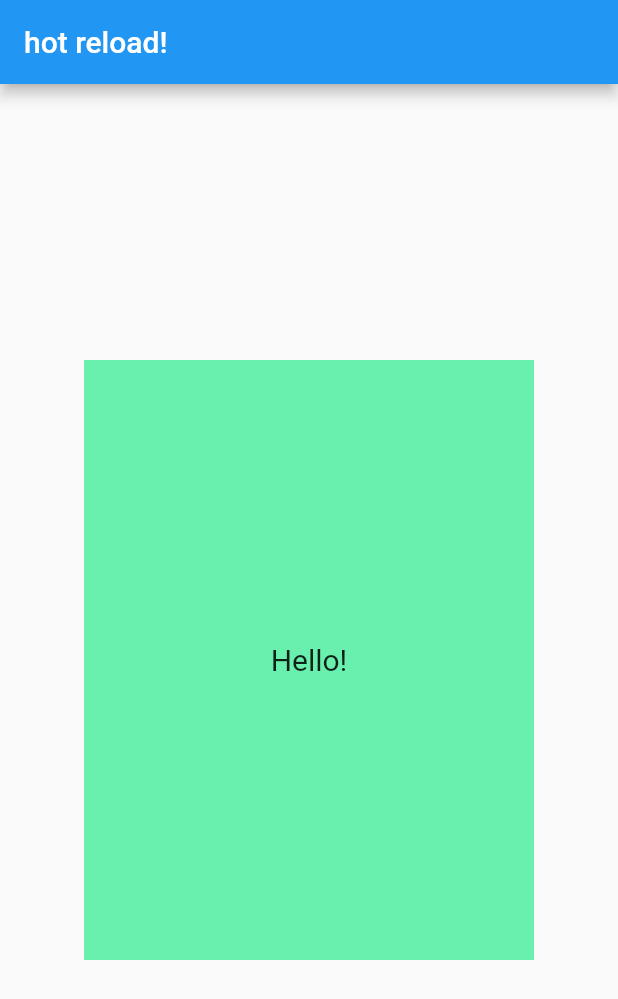
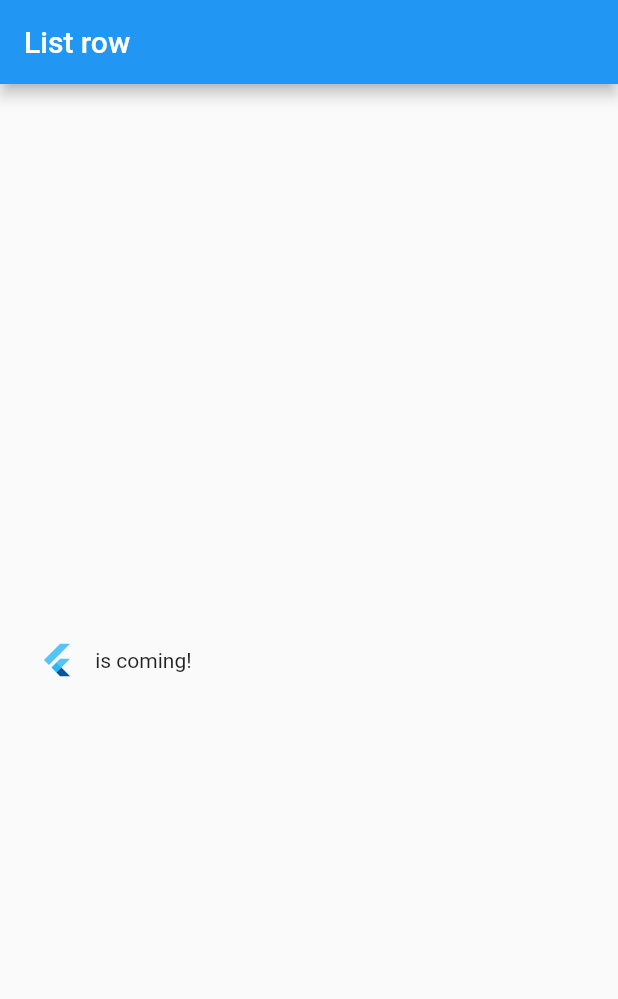
Before and after one commit to laramartin/flutter-udacity, a Flutter app: the screen it shows after launch, on a phone screen of 412 x 824 dp. Shown: the top 999 px of the screen. Run offline on Flutter 3.47's test engine with Material 2 defaults, Android fonts, the phone set to English and light mode, and no system bars.

Commit message:
Create a row of icon and text

```diff
--- a/hello_rectangle/lib/main.dart
+++ b/hello_rectangle/lib/main.dart
@@ -1,18 +1,24 @@
 import 'package:flutter/material.dart';
 
-class MyRectangle extends StatelessWidget {
+class ListRow extends StatelessWidget {
   @override
   Widget build(BuildContext context) {
-    return Center(
+    return Material(
         child: Container(
-            color: Colors.greenAccent,
-            height: 400.0,
-            width: 300.0,
-            child: Center(
-              child: Text(
-                'Hello!',
-                style: TextStyle(fontSize: 20.0),),
-            )
+          child: Padding(padding: EdgeInsets.all(16.0),
+            child: InkWell(
+              child: Row(
+                children: <Widget>[
+                  new Padding(padding: EdgeInsets.all(10.0),
+                  child: FlutterLogo()
+                  ),
+                  new Center(
+                    child: Text(" is coming!"),
+                  )
+                ],
+              ),
+            ),
+          ),
         )
     );
   }
@@ -23,8 +29,8 @@ void main() {
 
   runApp(MaterialApp(
     home: Scaffold(
-      appBar: AppBar(title: Text("hot reload!")),
-      body: MyRectangle(),
+      appBar: AppBar(title: Text("List row")),
+      body: ListRow(),
     ),
   ));
 }
```
Also changed, not shown: 1 other file.
